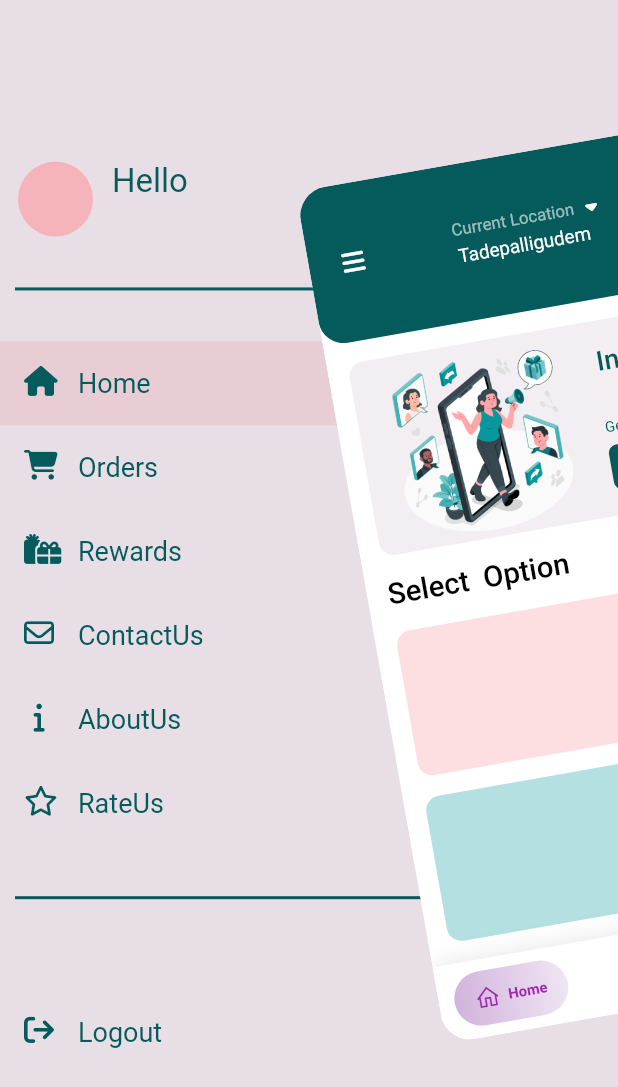
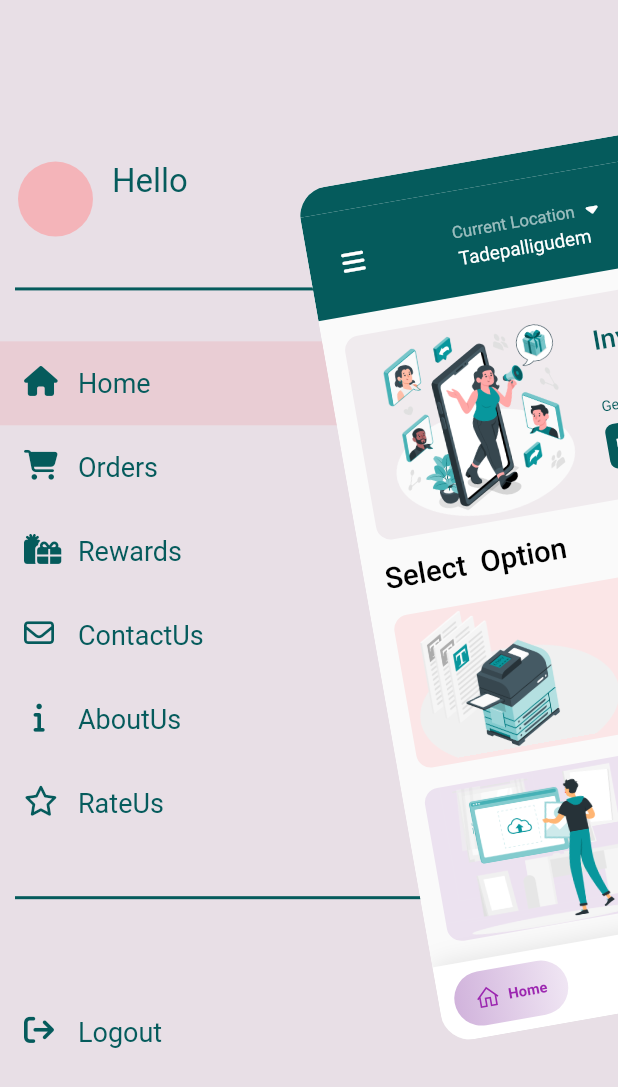
Before and after one commit to vaddiVaraPrasad/xerox, a Flutter app: the screen it shows once a user with an empty profile is signed in, after a tap on an icon or button, on a phone screen of 412 x 824 dp. Shown: the top 1087 px of the screen. Run offline on Flutter 3.47's test engine with Material 2 defaults, Android fonts, the phone set to English and light mode, and no system bars; drawn by our look-alikes of flutter_zoom_drawer, google_nav_bar; our stand-ins replace cloud_firestore, file_picker, firebase_auth, firebase_core, firebase_storage, font_awesome_flutter and 8 more; missing offline and left inert: dart:ffi, pdf_merger, syncfusion_flutter_core, syncfusion_flutter_pdfviewer; accounts and stored records are empty; Roboto replaces fonts that are missing (Ubuntu).

Commit message:
home page UI is done

```diff
--- a/lib/main.dart
+++ b/lib/main.dart
@@ -4,6 +4,7 @@ import "package:firebase_core/firebase_core.dart";
 import 'package:flutter/services.dart';
 import 'package:google_fonts/google_fonts.dart';
 import 'package:xerox/firebase_options.dart';
+import 'package:xerox/screens/notificationPage.dart';
 import 'package:xerox/screens/pdf/cutom_pdf_Render_Screen.dart';
 
 import "./utils/color_pallets.dart";
@@ -82,6 +83,7 @@ class Xerox extends StatelessWidget {
         CustomPDFPreview.routeName: (context) => const CustomPDFPreview(),
         PdfImagesRender.routeName: (context) => const PdfImagesRender(),
         PdfFilters.routeName: (context) => const PdfFilters(),
+        NotificationPage.routeName: (context) => const NotificationPage(),
       },
     );
   }
--- a/lib/screens/navBar_Screens/home_screen.dart
+++ b/lib/screens/navBar_Screens/home_screen.dart
@@ -6,6 +6,8 @@ import 'package:font_awesome_flutter/font_awesome_flutter.dart';
 import 'package:pdf/widgets.dart' as Pw;
 import 'package:xerox/utils/color_pallets.dart';
 
+import '../../widgets/home/ScanDocument.dart';
+import '../../widgets/home/UploadDoc.dart';
 import '../../widgets/home/inviteCont.dart';
 import '../../widgets/home/topBar.dart';
 import "../nav_drawers/drawer_screen.dart";
@@ -24,17 +26,28 @@ class HomeScreen extends StatefulWidget {
 class _HomeScreenState extends State<HomeScreen> {
   @override
   Widget build(BuildContext context) {
-    return Padding(
+    return Scaffold(
+      body: Padding(
         padding: const EdgeInsets.only(top: 0, right: 0, left: 0),
         child: Column(
           children: [
-          const Expanded(
-              flex: 2,
+            Expanded(
+              flex: 1,
+              child: Container(
+                color: ColorPallets.deepBlue,
+              ),
+            ),
+            Expanded(
+                flex: 4,
+                child: Container(
+                  margin: const EdgeInsets.only(bottom: 0),
                   child: TopCont(
                     cityName: "Tadepalligudem",
+                    ctx: context,
+                  ),
                 )),
             Expanded(
-              flex: 8,
+                flex: 25,
                 child: Container(
                   margin:
                       const EdgeInsets.symmetric(horizontal: 20, vertical: 20),
@@ -62,29 +75,17 @@ class _HomeScreenState extends State<HomeScreen> {
                       const SizedBox(
                         height: 20,
                       ),
-                    Expanded(
-                        flex: 3,
-                        child: Container(
-                          decoration: BoxDecoration(
-                              color: ColorPallets.pinkinshShadedPurple
-                                  .withOpacity(.3),
-                              borderRadius: BorderRadius.circular(14)),
-                        )),
+                      const Expanded(flex: 3, child: UploadDoc()),
                       const SizedBox(
                         height: 20,
                       ),
-                    Expanded(
-                        flex: 3,
-                        child: Container(
-                          decoration: BoxDecoration(
-                              color: ColorPallets.lightBlue.withOpacity(.3),
-                              borderRadius: BorderRadius.circular(14)),
-                        ))
+                      const Expanded(flex: 3, child: ScanDoc())
                     ],
                   ),
                 ))
           ],
         ),
+      ),
     );
   }
 }
--- /dev/null
+++ b/lib/screens/notificationPage.dart
@@ -0,0 +1,14 @@
+import 'package:flutter/material.dart';
+
+class NotificationPage extends StatelessWidget {
+  static const routeName = "/notification page";
+  const NotificationPage({super.key});
+
+  @override
+  Widget build(BuildContext context) {
+    return Scaffold(
+      appBar: AppBar(),
+      body: const Center(child: Text("this is notification Page")),
+    );
+  }
+}
--- /dev/null
+++ b/lib/widgets/home/ScanDocument.dart
@@ -0,0 +1,56 @@
+import 'package:flutter/material.dart';
+import 'package:font_awesome_flutter/font_awesome_flutter.dart';
+
+import '../../utils/color_pallets.dart';
+
+class ScanDoc extends StatelessWidget {
+  const ScanDoc({super.key});
+
+  @override
+  Widget build(BuildContext context) {
+    return InkWell(
+      onTap: () {},
+      splashColor: ColorPallets.lightPurple.withOpacity(.3),
+      child: Container(
+        decoration: BoxDecoration(
+            color: ColorPallets.lightPurple.withOpacity(.3),
+            borderRadius: BorderRadius.circular(14)),
+        child: Row(
+          children: [
+            Expanded(
+                flex: 5,
+                child: Image.asset(
+                  "assets/image/ImageUpload2.png",
+                  fit: BoxFit.cover,
+                )),
+            Expanded(
+              flex: 4,
+              child: Column(
+                mainAxisAlignment: MainAxisAlignment.center,
+                children: const [
+                  Text(
+                    "Scan Your \nDocument",
+                    textAlign: TextAlign.center,
+                    style: TextStyle(
+                      color: ColorPallets.deepBlue,
+                      fontSize: 22,
+                      fontWeight: FontWeight.w500,
+                    ),
+                  ),
+                  SizedBox(
+                    height: 10,
+                  ),
+                  Icon(
+                    FontAwesomeIcons.arrowRight,
+                    color: ColorPallets.deepBlue,
+                    size: 28,
+                  ),
+                ],
+              ),
+            )
+          ],
+        ),
+      ),
+    );
+  }
+}
--- /dev/null
+++ b/lib/widgets/home/UploadDoc.dart
@@ -0,0 +1,57 @@
+import "package:flutter/material.dart";
+import 'package:font_awesome_flutter/font_awesome_flutter.dart';
+
+import '../../utils/color_pallets.dart';
+
+class UploadDoc extends StatelessWidget {
+  const UploadDoc({super.key});
+
+  @override
+  Widget build(BuildContext context) {
+    return InkWell(
+      onTap: () {},
+      splashColor: ColorPallets.pinkinshShadedPurple.withOpacity(.2),
+      child: Container(
+        padding: const EdgeInsets.all(5),
+        decoration: BoxDecoration(
+            color: ColorPallets.pinkinshShadedPurple.withOpacity(.2),
+            borderRadius: BorderRadius.circular(14)),
+        child: Row(
+          children: [
+            Expanded(
+                flex: 5,
+                child: Image.asset(
+                  "assets/image/documentUpload.png",
+                  fit: BoxFit.cover,
+                )),
+            Expanded(
+              flex: 4,
+              child: Column(
+                mainAxisAlignment: MainAxisAlignment.center,
+                children: const [
+                  Text(
+                    "Upload Your \nDocument",
+                    textAlign: TextAlign.center,
+                    style: TextStyle(
+                      color: ColorPallets.deepBlue,
+                      fontSize: 22,
+                      fontWeight: FontWeight.w500,
+                    ),
+                  ),
+                  SizedBox(
+                    height: 10,
+                  ),
+                  Icon(
+                    FontAwesomeIcons.arrowRight,
+                    color: ColorPallets.deepBlue,
+                    size: 28,
+                  ),
+                ],
+              ),
+            )
+          ],
+        ),
+      ),
+    );
+  }
+}
--- a/lib/widgets/home/topBar.dart
+++ b/lib/widgets/home/topBar.dart
@@ -2,14 +2,17 @@ import 'package:flutter/material.dart';
 import 'package:flutter_zoom_drawer/flutter_zoom_drawer.dart';
 import 'package:font_awesome_flutter/font_awesome_flutter.dart';
 
+import '../../screens/notificationPage.dart';
 import '../../utils/color_pallets.dart';
 
 class TopCont extends StatelessWidget {
   final String cityName;
+  final BuildContext ctx;
 
   const TopCont({
     super.key,
     required this.cityName,
+    required this.ctx,
   });
 
   @override
@@ -18,10 +21,11 @@ class TopCont extends StatelessWidget {
       width: double.infinity,
       decoration: const BoxDecoration(
         color: ColorPallets.deepBlue,
-          borderRadius: BorderRadius.only(
-            bottomLeft: Radius.circular(24),
-            bottomRight: Radius.circular(24),
-          )),
+        // borderRadius: BorderRadius.only(
+        //   bottomLeft: Radius.circular(24),
+        //   bottomRight: Radius.circular(24),
+        // ),
+      ),
       child: Row(
         children: [
           const SizedBox(
@@ -51,6 +55,9 @@ class TopCont extends StatelessWidget {
                 child: Column(
                   mainAxisAlignment: MainAxisAlignment.center,
                   children: [
+                    const SizedBox(
+                      height: 5,
+                    ),
                     Row(
                       mainAxisAlignment: MainAxisAlignment.center,
                       children: const [
@@ -83,12 +90,17 @@ class TopCont extends StatelessWidget {
           ),
           Expanded(
             flex: 2,
+            child: InkWell(
+              onTap: () {
+                Navigator.of(ctx).pushNamed(NotificationPage.routeName);
+              },
               child: CircleAvatar(
                   backgroundColor: ColorPallets.lightBlue.withOpacity(.5),
                   child: const Icon(
                     FontAwesomeIcons.bell,
                     color: ColorPallets.white,
                   )),
+            ),
           ),
           const SizedBox(
             width: 10,
--- a/pubspec.yaml
+++ b/pubspec.yaml
@@ -102,6 +102,7 @@ flutter:
     - assets/image/documentUpload.png
     - assets/image/imageUpload.png
     - assets/image/referFriend.png
+    - assets/image/ImageUpload2.png
 
 
   # An image asset can refer to one or more resolution-specific "variants", see
```
Also changed, not shown: assets/image/ImageUpload2.png (added). Lines whose indentation alone changed are shown as unchanged.
